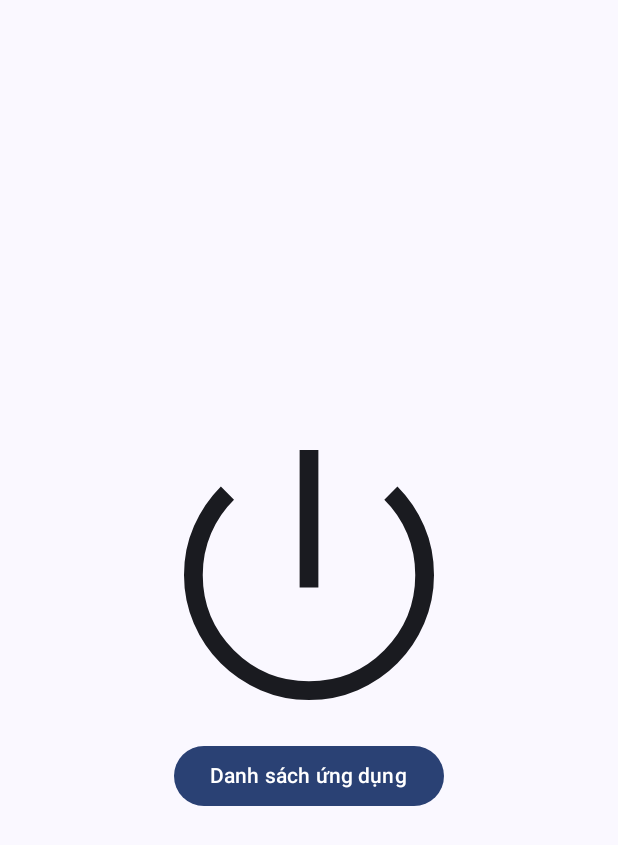
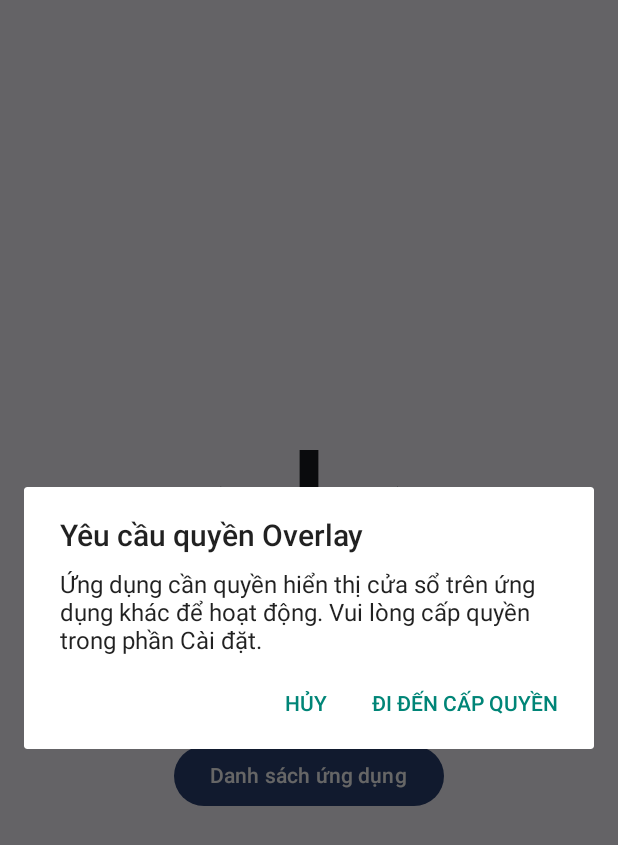
Before and after one commit to anhkien7780/FocAI, an Android app built with Jetpack Compose: the screen it shows after launch (MainActivity), after a tap on "Start Button", on a phone screen of 412 x 824 dp. Shown: the top 845 px of the screen. Run offline under Robolectric (Android 15) with nearby library versions, the phone set to English and light mode, and no system bars.

Commit message:
chore: Change toast to AlertDialog to ask overlay permission

```diff
--- a/app/src/main/java/kien/projects/focai/viewmodels/MainViewModel.kt
+++ b/app/src/main/java/kien/projects/focai/viewmodels/MainViewModel.kt
@@ -1,14 +1,12 @@
 package kien.projects.focai.viewmodels
 
+import android.app.AlertDialog
 import android.content.Context
 import android.content.Intent
 import android.os.Build
-import android.os.Handler
-import android.os.Looper
 import android.provider.Settings
-import android.widget.Toast
 import androidx.annotation.RequiresApi
-import androidx.compose.runtime.LaunchedEffect
+import androidx.core.app.ActivityCompat.startActivityForResult
 import androidx.core.net.toUri
 import androidx.lifecycle.ViewModel
 import kien.projects.focai.R
@@ -25,15 +23,7 @@ class MainViewModel : ViewModel() {
         if (Settings.canDrawOverlays(context)) {
             _startButtonState.value = !_startButtonState.value
         } else {
-            Toast.makeText(
-                context,
-                context.getString(R.string.please_grant_ovelay_permission),
-                Toast.LENGTH_LONG
-            ).show()
-            Handler(Looper.getMainLooper()).postDelayed({
-                checkOverlayPermission(context)
-            }, 2000)
-
+            checkOverlayPermission(context)
         }
     }
 
@@ -54,10 +44,18 @@ class MainViewModel : ViewModel() {
 
     @RequiresApi(Build.VERSION_CODES.M)
     private fun checkOverlayPermission(context: Context) {
-        val intent = Intent(
-            Settings.ACTION_MANAGE_OVERLAY_PERMISSION,
-            "package:${context.packageName}".toUri()
-        )
-        context.startActivity(intent)
+        AlertDialog.Builder(context)
+            .setTitle(context.getString(R.string.request_overlay_permission))
+            .setMessage(context.getString(R.string.grant_overlay_permission_message))
+            .setPositiveButton(context.getString(R.string.go_to_permission_manager)) { _, _ ->
+                val intent = Intent(
+                    Settings.ACTION_MANAGE_OVERLAY_PERMISSION,
+                    "package:${context.packageName}".toUri()
+                )
+                startActivityForResult(context as android.app.Activity, intent, 0, null)
+            }
+            .setNegativeButton("Hủy", null)
+            .show()
+
     }
 }
--- a/app/src/main/res/values/strings.xml
+++ b/app/src/main/res/values/strings.xml
@@ -6,4 +6,7 @@
     <string name="enter_password">Nhập mật khẩu</string>
     <string name="please_grant_ovelay_permission">Vui lòng cấp quyền vẽ lên ứng dụng khác để ứng dụng hoạt động</string>
     <string name="app_list">Danh sách ứng dụng</string>
+    <string name="grant_overlay_permission_message">Ứng dụng cần quyền hiển thị cửa sổ trên ứng dụng khác để hoạt động. Vui lòng cấp quyền trong phần Cài đặt.</string>
+    <string name="request_overlay_permission">Yêu cầu quyền Overlay</string>
+    <string name="go_to_permission_manager">Đi đến cấp quyền</string>
 </resources>
```
